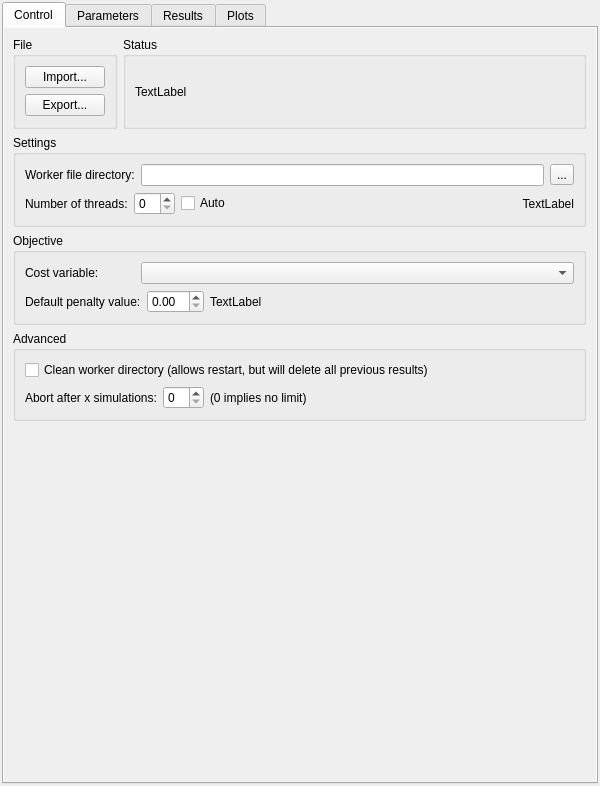
Before: the Qt Designer form designer/shared/advancedposition.ui in DTOcean/dtocean-app, drawn with Qt 5.
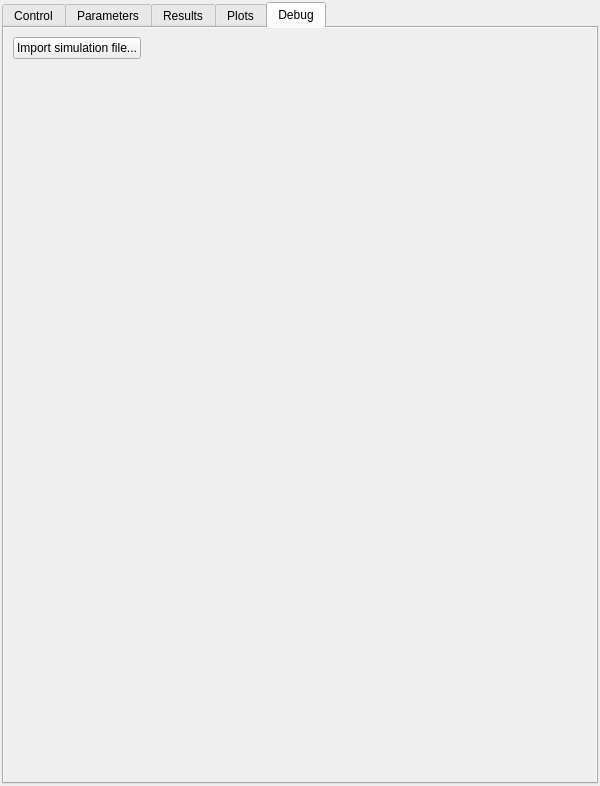
After: the same form once the commit is applied. The open tabs and pages were chosen to show the change.

Commit message:
Allow import of a strategy result file using debug tab.
Resets the strategy once the import is complete to allow for running.

```diff
--- a/designer/shared/advancedposition.ui
+++ b/designer/shared/advancedposition.ui
@@ -1218,6 +1218,64 @@
       <zorder>frame_2</zorder>
       <zorder></zorder>
      </widget>
+     <widget class="QWidget" name="tab_5_debug">
+      <property name="autoFillBackground">
+       <bool>true</bool>
+      </property>
+      <attribute name="title">
+       <string>Debug</string>
+      </attribute>
+      <layout class="QVBoxLayout" name="verticalLayout_18">
+       <item>
+        <layout class="QHBoxLayout" name="horizontalLayout_19">
+         <item>
+          <widget class="QPushButton" name="importYAMLButton">
+           <property name="focusPolicy">
+            <enum>Qt::NoFocus</enum>
+           </property>
+           <property name="toolTip">
+            <string>Load simulation file (.yaml) from the working directory (without executing)</string>
+           </property>
+           <property name="text">
+            <string>Import simulation file...</string>
+           </property>
+          </widget>
+         </item>
+         <item>
+          <spacer name="horizontalSpacer_11">
+           <property name="orientation">
+            <enum>Qt::Horizontal</enum>
+           </property>
+           <property name="sizeHint" stdset="0">
+            <size>
+             <width>40</width>
+             <height>20</height>
+            </size>
+           </property>
+          </spacer>
+         </item>
+        </layout>
+       </item>
+       <item>
+        <spacer name="verticalSpacer_3">
+         <property name="orientation">
+          <enum>Qt::Vertical</enum>
+         </property>
+         <property name="sizeHint" stdset="0">
+          <size>
+           <width>20</width>
+           <height>704</height>
+          </size>
+         </property>
+        </spacer>
+       </item>
+      </layout>
+      <zorder>layoutWidget</zorder>
+      <zorder></zorder>
+      <zorder>horizontalSpacer_11</zorder>
+      <zorder></zorder>
+      <zorder>verticalSpacer_3</zorder>
+     </widget>
     </widget>
    </item>
   </layout>
```
Left out of the diff: 9 changed lines with no effect on the pictures. The commit also changes 6 other files.
